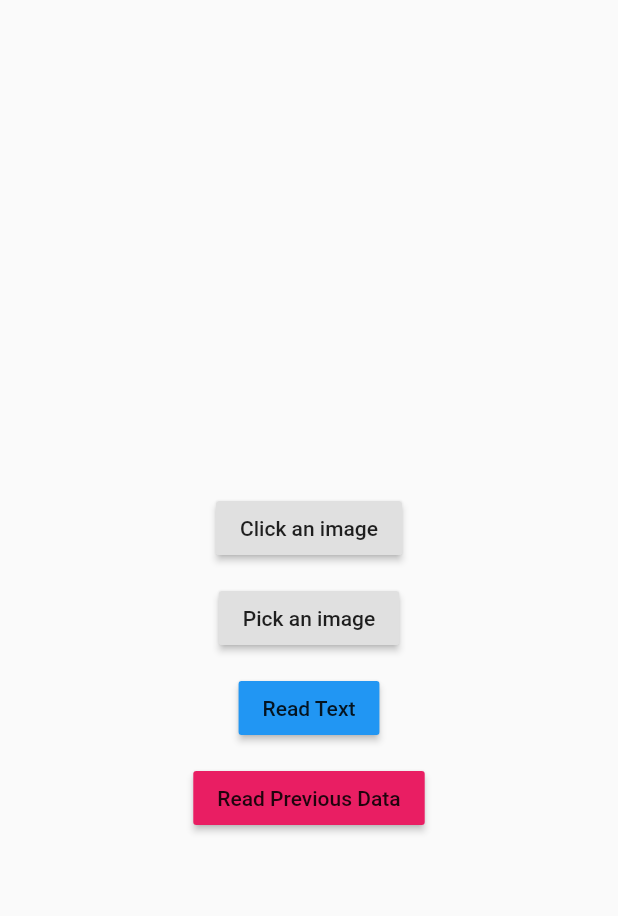
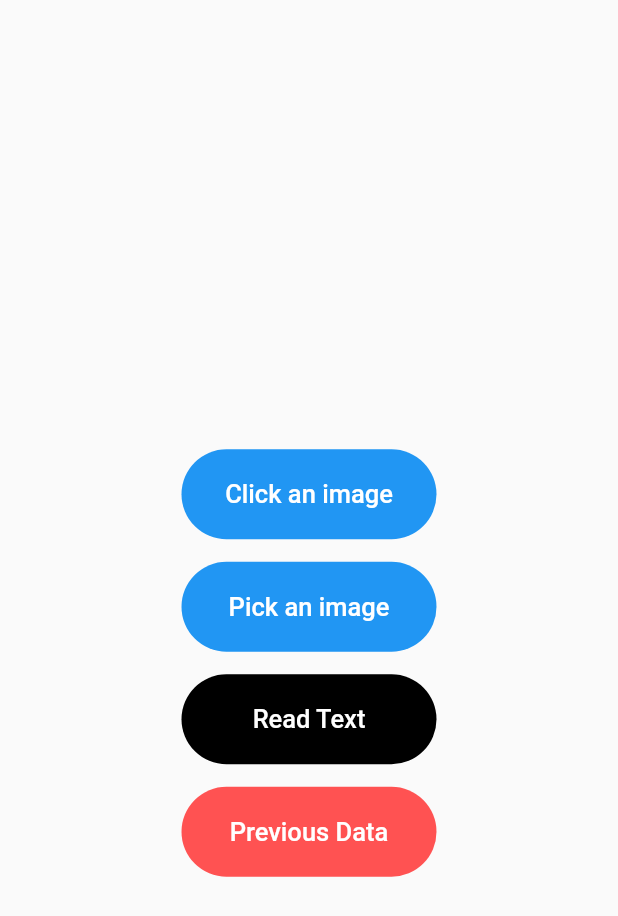
Before and after one commit to sanjeetnaik/Flutter_OCR, a Flutter app: the screen it shows after launch, on a phone screen of 412 x 824 dp. Shown: the top 916 px of the screen. Run offline on Flutter 3.47's test engine with Material 2 defaults, Android fonts, the phone set to English and light mode, and no system bars; our stand-ins replace cloud_firestore, firebase_core, firebase_storage, image_picker; missing offline and left inert: firebase_ml_vision, tesseract_ocr; accounts and stored records are empty.

Commit message:
ui changes

```diff
--- a/lib/data.dart
+++ b/lib/data.dart
@@ -9,7 +9,23 @@ class Data extends StatelessWidget {
   createwidget(var lss) {
     List<Widget> lsofwidgets = [];
     for (int i = 0; i < ls.length; i++) {
-      lsofwidgets.add(Text(lss[i]));
+      lsofwidgets.add(Container(
+        decoration: BoxDecoration(
+          borderRadius: BorderRadius.circular(40),
+          color: Colors.blue.withOpacity(0.8),
+        ),
+        height: 150,
+        width: 350,
+        child: Center(
+            child: Text(
+          lss[i],
+          style: TextStyle(fontSize: 20, color: Colors.white),
+          textAlign: TextAlign.center,
+        )),
+      ));
+      lsofwidgets.add(SizedBox(
+        height: 15,
+      ));
     }
     return lsofwidgets;
   }
@@ -34,18 +50,16 @@ class Data extends StatelessWidget {
           appBar: AppBar(
             title: Text("Previous Data"),
           ),
-          body: Column(
-            mainAxisAlignment: MainAxisAlignment.center,
-            children: returns,
+          body: Padding(
+            padding: const EdgeInsets.all(15.0),
+            child: SingleChildScrollView(
+              child: Column(
+                mainAxisAlignment: MainAxisAlignment.center,
+                children: returns,
+              ),
+            ),
           ),
         );
-        // print(abc);
-        // return Scaffold(
-        //   body: Column(
-        //     children: [
-        //       abc.forEach((doc, index) => {Text(doc)})
-        //     ],
-        //   ),
       },
     );
   }
--- a/lib/main.dart
+++ b/lib/main.dart
@@ -156,6 +156,7 @@ class _MyHomePageState extends State<MyHomePage> {
                       height: 220.0,
                       width: 220.0,
                       decoration: BoxDecoration(
+                          borderRadius: BorderRadius.circular(20),
                           image: DecorationImage(
                               image: FileImage(pickedImage),
                               fit: BoxFit.cover))),
@@ -164,36 +165,74 @@ class _MyHomePageState extends State<MyHomePage> {
           SizedBox(
             height: 60,
           ),
-          Column(
+          SingleChildScrollView(
+            child: Column(
               mainAxisAlignment: MainAxisAlignment.spaceAround,
               children: [
-              RaisedButton(
-                child: Text('Click an image'),
+                Container(
+                  height: 60,
+                  width: 170,
+                  decoration: BoxDecoration(
+                      color: Colors.blue,
+                      borderRadius: BorderRadius.circular(40)),
+                  child: FlatButton(
+                    child: Text(
+                      'Click an image',
+                      style: TextStyle(color: Colors.white, fontSize: 17),
+                    ),
                     onPressed: pickImage,
                   ),
+                ),
                 SizedBox(
-                height: 12,
+                  height: 15,
                 ),
-              RaisedButton(
-                child: Text('Pick an image'),
+                Container(
+                  height: 60,
+                  width: 170,
+                  decoration: BoxDecoration(
+                      color: Colors.blue,
+                      borderRadius: BorderRadius.circular(40)),
+                  child: FlatButton(
+                    child: Text(
+                      'Pick an image',
+                      style: TextStyle(color: Colors.white, fontSize: 17),
+                    ),
                     onPressed: pickImagee,
                   ),
+                ),
                 SizedBox(
-                height: 12,
+                  height: 15,
                 ),
-              RaisedButton(
-                  color: Colors.blue,
-                  child: Text('Read Text'),
+                Container(
+                  height: 60,
+                  width: 170,
+                  decoration: BoxDecoration(
+                      color: Colors.black,
+                      borderRadius: BorderRadius.circular(40)),
+                  child: FlatButton(
+                      child: Text(
+                        'Read Text',
+                        style: TextStyle(color: Colors.white, fontSize: 17),
+                      ),
                       onPressed: () async {
                         await readText();
                         await addData();
                       }),
+                ),
                 SizedBox(
-                height: 12,
+                  height: 15,
                 ),
-              RaisedButton(
-                color: Colors.pink,
-                child: Text('Read Previous Data'),
+                Container(
+                  height: 60,
+                  width: 170,
+                  decoration: BoxDecoration(
+                      color: Colors.redAccent,
+                      borderRadius: BorderRadius.circular(40)),
+                  child: FlatButton(
+                    child: Text(
+                      'Previous Data',
+                      style: TextStyle(color: Colors.white, fontSize: 17),
+                    ),
                     onPressed: () {
                       Navigator.push(
                         context,
@@ -201,7 +240,9 @@ class _MyHomePageState extends State<MyHomePage> {
                       );
                     },
                   ),
+                ),
               ],
+            ),
           ),
         ],
       ),
```
Lines whose indentation alone changed are shown as unchanged.
